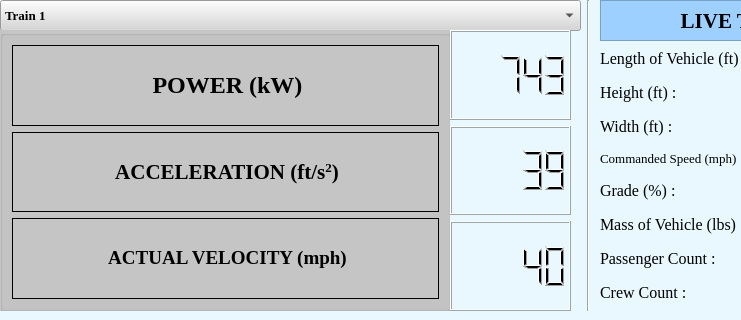
Before: the Qt Designer form Train_Model/TrainModel_UI.ui in asmithie13/ECE-1140, drawn with Qt 5; both pictures show x 0 to 741 and y 0 to 320 of the 1186 by 720 pixel window.
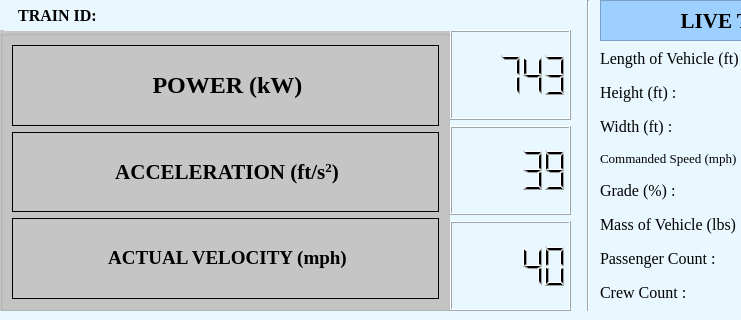
After: the same form once the commit is applied. Icons and pictures are not drawn.

Commit message: Train displays TrainID

What changed in the file:
```diff
--- a/Train_Model/TrainModel_UI.ui
+++ b/Train_Model/TrainModel_UI.ui
@@ -256,46 +256,6 @@
      </item>
     </layout>
    </widget>
-   <widget class="QComboBox" name="Train_dropdown">
-    <property name="geometry">
-     <rect>
-      <x>0</x>
-      <y>0</y>
-      <width>581</width>
-      <height>31</height>
-     </rect>
-    </property>
-    <property name="font">
-     <font>
-      <family>Times New Roman</family>
-      <pointsize>10</pointsize>
-      <weight>75</weight>
-      <bold>true</bold>
-     </font>
-    </property>
-    <property name="cursor">
-     <cursorShape>PointingHandCursor</cursorShape>
-    </property>
-    <property name="styleSheet">
-     <string notr="true">background-color: rgb(214, 214, 214);
-selection-color: rgb(253, 253, 253);</string>
-    </property>
-    <item>
-     <property name="text">
-      <string>Train 1</string>
-     </property>
-    </item>
-    <item>
-     <property name="text">
-      <string>Train 2</string>
-     </property>
-    </item>
-    <item>
-     <property name="text">
-      <string>Train 3</string>
-     </property>
-    </item>
-   </widget>
    <widget class="QGroupBox" name="groupBox_2">
     <property name="geometry">
      <rect>
@@ -1467,6 +1427,48 @@
      </item>
     </layout>
    </widget>
+   <widget class="QLabel" name="label_4">
+    <property name="geometry">
+     <rect>
+      <x>4</x>
+      <y>0</y>
+      <width>111</width>
+      <height>31</height>
+     </rect>
+    </property>
+    <property name="font">
+     <font>
+      <family>Times New Roman</family>
+      <pointsize>12</pointsize>
+      <weight>75</weight>
+      <bold>true</bold>
+     </font>
+    </property>
+    <property name="text">
+     <string>&lt;html&gt;&lt;head/&gt;&lt;body&gt;&lt;p align=&quot;center&quot;&gt;&lt;span style=&quot; font-size:12pt;&quot;&gt;TRAIN ID: &lt;/span&gt;&lt;/p&gt;&lt;/body&gt;&lt;/html&gt;</string>
+    </property>
+   </widget>
+   <widget class="QLabel" name="Train_ID_Label">
+    <property name="geometry">
+     <rect>
+      <x>114</x>
+      <y>0</y>
+      <width>341</width>
+      <height>31</height>
+     </rect>
+    </property>
+    <property name="font">
+     <font>
+      <family>Times New Roman</family>
+      <pointsize>12</pointsize>
+      <weight>75</weight>
+      <bold>true</bold>
+     </font>
+    </property>
+    <property name="text">
+     <string>&lt;html&gt;&lt;head/&gt;&lt;body&gt;&lt;p&gt;&lt;br/&gt;&lt;/p&gt;&lt;/body&gt;&lt;/html&gt;</string>
+    </property>
+   </widget>
    <zorder>line_5</zorder>
    <zorder>line_4</zorder>
    <zorder>line</zorder>
@@ -1475,7 +1477,6 @@
    <zorder>line_3</zorder>
    <zorder>verticalLayoutWidget_2</zorder>
    <zorder>verticalLayoutWidget_3</zorder>
-   <zorder>Train_dropdown</zorder>
    <zorder>groupBox_2</zorder>
    <zorder>verticalLayoutWidget_5</zorder>
    <zorder>verticalLayoutWidget_6</zorder>
@@ -1493,6 +1494,8 @@
    <zorder>label_3</zorder>
    <zorder>ebrake</zorder>
    <zorder>verticalLayoutWidget</zorder>
+   <zorder>label_4</zorder>
+   <zorder>Train_ID_Label</zorder>
   </widget>
   <widget class="QStatusBar" name="statusbar"/>
  </widget>
```
The commit also changes 4 other files.
